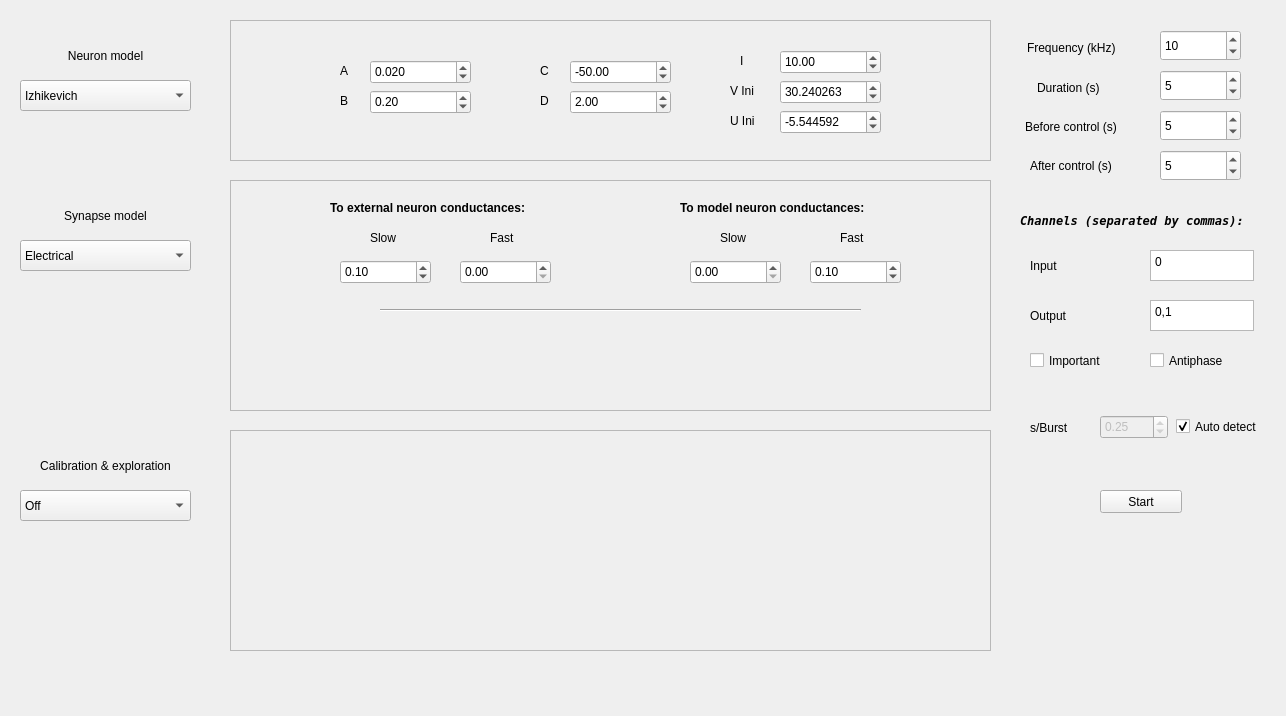
This is gui/rtbiomanager.ui in GNB-UAM/RTHybrid as Qt 5 draws it before an edit. The edited form follows.
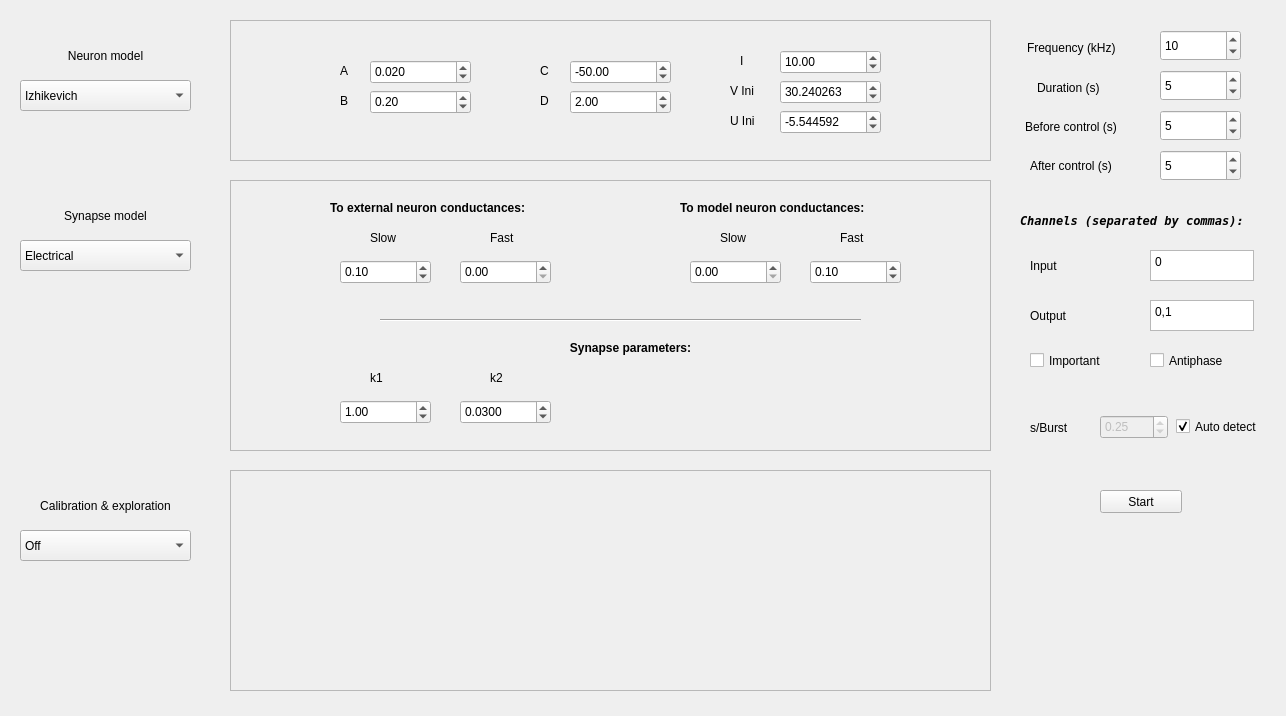
This is the edited form. The open tabs and pages were chosen to show the change.

Commit message: Can change k values in chemical syn

The edit to the form file:
```diff
--- a/gui/rtbiomanager.ui
+++ b/gui/rtbiomanager.ui
@@ -33,7 +33,7 @@
       <x>230</x>
       <y>180</y>
       <width>761</width>
-      <height>231</height>
+      <height>271</height>
      </rect>
     </property>
     <property name="frameShape">
@@ -48,7 +48,7 @@
        <x>10</x>
        <y>10</y>
        <width>741</width>
-       <height>211</height>
+       <height>251</height>
       </rect>
      </property>
      <property name="currentIndex">
@@ -273,7 +273,7 @@
        <property name="geometry">
         <rect>
          <x>140</x>
-         <y>110</y>
+         <y>120</y>
          <width>481</width>
          <height>20</height>
         </rect>
@@ -282,6 +282,95 @@
         <enum>Qt::Horizontal</enum>
        </property>
       </widget>
+      <widget class="QLabel" name="label_38">
+       <property name="geometry">
+        <rect>
+         <x>260</x>
+         <y>150</y>
+         <width>261</width>
+         <height>16</height>
+        </rect>
+       </property>
+       <property name="font">
+        <font>
+         <weight>75</weight>
+         <bold>true</bold>
+        </font>
+       </property>
+       <property name="text">
+        <string>Synapse parameters:</string>
+       </property>
+       <property name="alignment">
+        <set>Qt::AlignCenter</set>
+       </property>
+      </widget>
+      <widget class="QLabel" name="label_39">
+       <property name="geometry">
+        <rect>
+         <x>130</x>
+         <y>180</y>
+         <width>61</width>
+         <height>15</height>
+        </rect>
+       </property>
+       <property name="text">
+        <string>k1</string>
+       </property>
+      </widget>
+      <widget class="QDoubleSpinBox" name="doubleSynGrad_k1">
+       <property name="geometry">
+        <rect>
+         <x>100</x>
+         <y>210</y>
+         <width>91</width>
+         <height>24</height>
+        </rect>
+       </property>
+       <property name="minimum">
+        <double>-99.000000000000000</double>
+       </property>
+       <property name="singleStep">
+        <double>0.050000000000000</double>
+       </property>
+       <property name="value">
+        <double>1.000000000000000</double>
+       </property>
+      </widget>
+      <widget class="QLabel" name="label_40">
+       <property name="geometry">
+        <rect>
+         <x>250</x>
+         <y>180</y>
+         <width>61</width>
+         <height>15</height>
+        </rect>
+       </property>
+       <property name="text">
+        <string>k2</string>
+       </property>
+      </widget>
+      <widget class="QDoubleSpinBox" name="doubleSynGrad_k2">
+       <property name="geometry">
+        <rect>
+         <x>220</x>
+         <y>210</y>
+         <width>91</width>
+         <height>24</height>
+        </rect>
+       </property>
+       <property name="decimals">
+        <number>4</number>
+       </property>
+       <property name="minimum">
+        <double>-99.000000000000000</double>
+       </property>
+       <property name="singleStep">
+        <double>0.005000000000000</double>
+       </property>
+       <property name="value">
+        <double>0.030000000000000</double>
+       </property>
+      </widget>
      </widget>
     </widget>
    </widget>
@@ -1149,7 +1238,7 @@
     <property name="geometry">
      <rect>
       <x>20</x>
-      <y>450</y>
+      <y>490</y>
       <width>171</width>
       <height>31</height>
      </rect>
@@ -1168,7 +1257,7 @@
     <property name="geometry">
      <rect>
       <x>20</x>
-      <y>490</y>
+      <y>530</y>
       <width>171</width>
       <height>31</height>
      </rect>
@@ -1193,7 +1282,7 @@
     <property name="geometry">
      <rect>
       <x>230</x>
-      <y>430</y>
+      <y>470</y>
       <width>761</width>
       <height>221</height>
      </rect>
```
Left out of the diff: 12 changed lines with no effect on the pictures. The commit also changes 9 other files.
